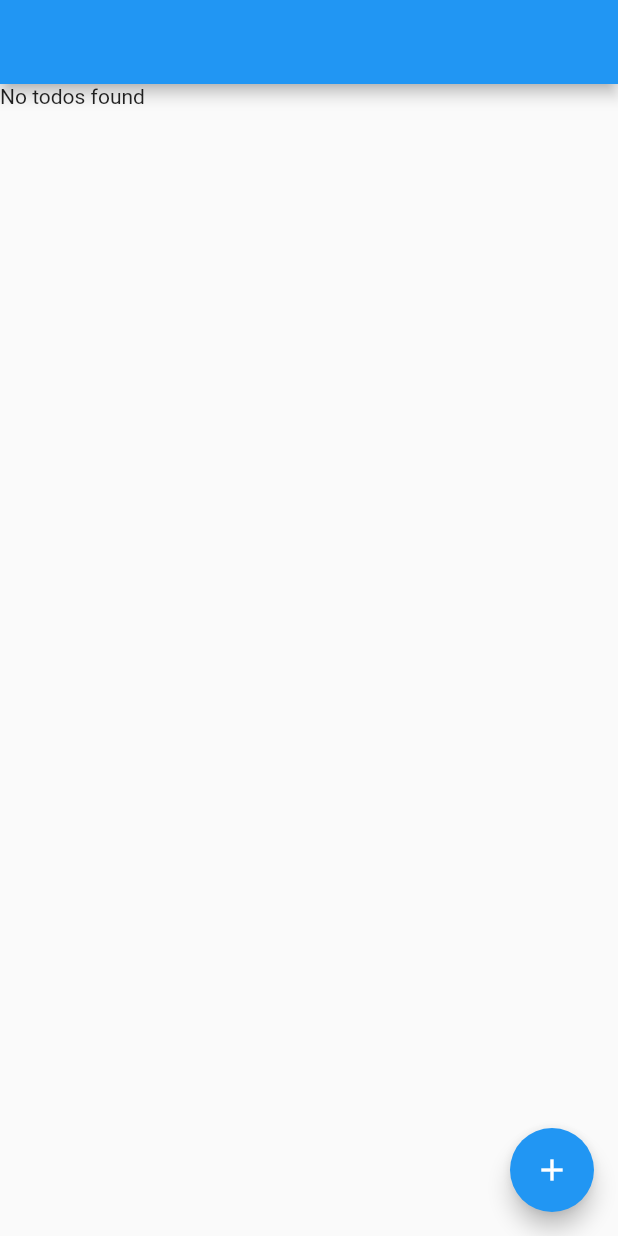
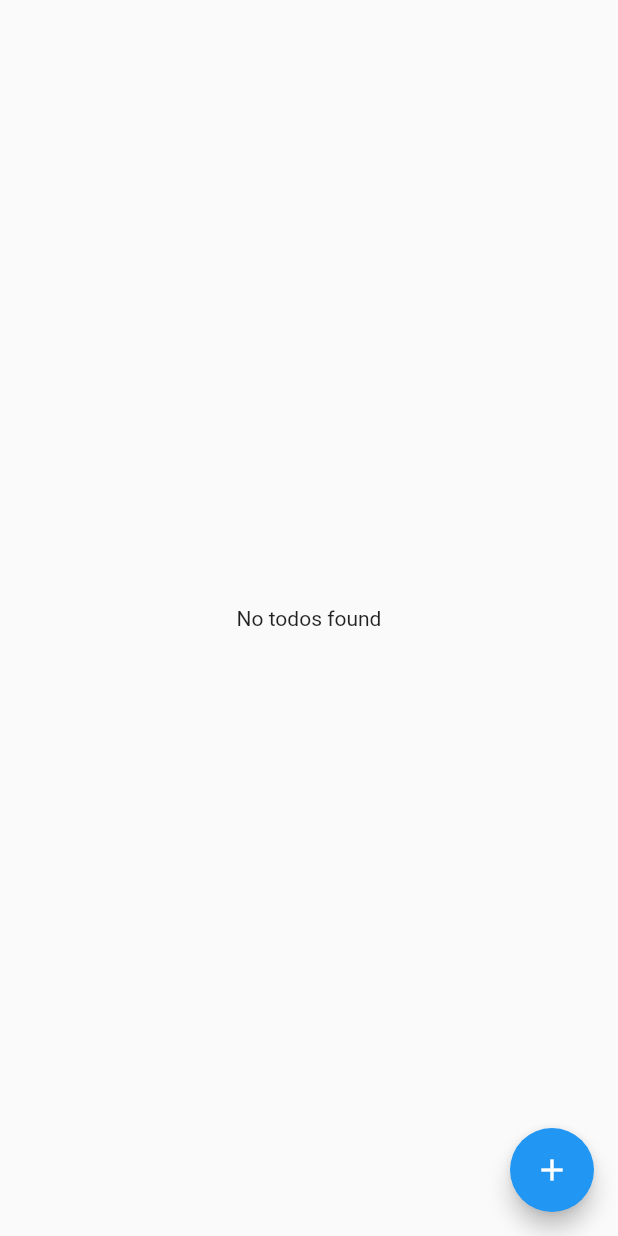
Before and after one commit to asmitzz/bloc_stream_task, a Flutter app: the screen it shows after launch, on a phone screen of 412 x 824 dp. Run offline on Flutter 3.47's test engine with Material 2 defaults, Android fonts, the phone set to English and light mode, and no system bars; our stand-ins replace bloc, flutter_bloc, rxdart.

Commit message:
completed task

```diff
--- a/lib/bloc/todos_bloc.dart
+++ b/lib/bloc/todos_bloc.dart
@@ -1,28 +1,42 @@
 import 'package:bloc/bloc.dart';
 import 'package:bloc_stream_task/model/todo_model.dart';
 import 'package:meta/meta.dart';
+import 'package:rxdart/rxdart.dart';
 
 part 'todos_event.dart';
 
 class TodosBloc extends Bloc<TodosEvent, List<TodosModel>> {
-  final List<TodosModel> _todos;
+  final _todosList = BehaviorSubject.seeded(<TodosModel>[]);
 
-  TodosBloc({required List<TodosModel> todos})
-      : _todos = todos,
-        super(todos) {
+  ValueStream<List<TodosModel>> get todos => _todosList.stream;
+
+  TodosBloc({required List<TodosModel> todos}) : super(todos) {
     on<AddTodos>(_onAddTodos);
     on<DeleteTodos>(_onDeleteTodos);
+    on<UpdateTodos>(_onUpdateTodos);
   }
 
   void _onAddTodos(AddTodos event, Emitter<List<TodosModel>> emit) {
     final currentTodos = state;
     currentTodos.add(event.newTodo);
-    emit(currentTodos);
+    _todosList.add(currentTodos);
   }
 
   void _onDeleteTodos(DeleteTodos event, Emitter<List<TodosModel>> emit) {
     final currentTodos = state;
     currentTodos.removeWhere((element) => element.id == event.todoId);
-    emit(currentTodos);
+    _todosList.add(currentTodos);
   }
+
+  void _onUpdateTodos(UpdateTodos event, Emitter<List<TodosModel>> emit) {
+    List<TodosModel> currentTodos = _todosList.value;
+    currentTodos = currentTodos.map((item) {
+      if (item.id == event.todoId) {
+        item.isComplete = !item.isComplete;
+      }
+      return item;
+    }).toList();
+    _todosList.add(currentTodos);
+  }
+
 }
--- a/lib/bloc/todos_event.dart
+++ b/lib/bloc/todos_event.dart
@@ -17,11 +17,11 @@ class AddTodos extends TodosEvent {
 }
 
 class UpdateTodos extends TodosEvent {
-  const UpdateTodos({required this.todos});
-  final List<TodosModel> todos;
+  const UpdateTodos({required this.todoId});
+  final String todoId;
 
   @override
-  List<Object> get props => [todos];
+  List<Object> get props => [todoId];
 }
 
 class DeleteTodos extends TodosEvent {
--- a/lib/main.dart
+++ b/lib/main.dart
@@ -12,22 +12,12 @@ class MyApp extends StatelessWidget {
 
   @override
   Widget build(BuildContext context) {
+    TodosBloc todoService = TodosBloc(todos: []);
     return BlocProvider(
-      create: (context) => TodosBloc(
-        todos: [],
-      ),
-      child: const MaterialApp(
-        home: TodoView(),
+      create: (context) => todoService,
+      child:  MaterialApp(
+        home: TodosPage(todoStream:todoService.todos),
       ),
     );
   }
 }
-
-class TodoView extends StatelessWidget {
-  const TodoView({Key? key}) : super(key: key);
-
-  @override
-  Widget build(BuildContext context) {
-    return const TodosPage();
-  }
-}
--- a/lib/view/todos_view.dart
+++ b/lib/view/todos_view.dart
@@ -2,37 +2,48 @@ import 'package:bloc_stream_task/bloc/todos_bloc.dart';
 import 'package:bloc_stream_task/model/todo_model.dart';
 import 'package:flutter/material.dart';
 import 'package:flutter_bloc/flutter_bloc.dart';
+import 'package:rxdart/rxdart.dart';
 
 class TodosPage extends StatelessWidget {
-  const TodosPage({Key? key}) : super(key: key);
+  const TodosPage({Key? key, required this.todoStream}) : super(key: key);
+  final ValueStream<List<TodosModel>> todoStream;
   @override
   Widget build(BuildContext context) {
     return SafeArea(
       child: Scaffold(
-        appBar: AppBar(),
-        body: BlocBuilder<TodosBloc, List<TodosModel>>(
-          builder: (context, todos) {
-            return todos.isEmpty
+        body: Center(
+          child: StreamBuilder(
+              stream: todoStream,
+              builder: (context, AsyncSnapshot<List<TodosModel>> snapshot) {
+                if (snapshot.hasError) {
+                  return const Text("Something went wrong");
+                }
+                if (snapshot.hasData) {
+                  final todos = snapshot.data;
+
+                  return (todos ?? []).isEmpty
                       ? const Text("No todos found")
                       : ListView.builder(
-                    itemCount: todos.length,
+                          itemCount: todos != null ? todos.length : 0,
                           itemBuilder: (context, index) {
-                      final todo = (todos)[index];
+                            final todo = (todos ?? [])[index];
                             return Card(
                               margin: const EdgeInsets.all(16.0),
                               child: Padding(
                                 padding: const EdgeInsets.all(16.0),
                                 child: Row(
-                            mainAxisAlignment: MainAxisAlignment.spaceBetween,
+                                  mainAxisAlignment:
+                                      MainAxisAlignment.spaceBetween,
                                   children: [
                                     Checkbox(
                                         value: todo.isComplete,
-                                onChanged: (value) => {},
-                              ),
+                                        onChanged: (value) =>
+                                            BlocProvider.of<TodosBloc>(context)
+                                                .add(UpdateTodos(todoId: todo.id))),
                                     Text(todo.title),
                                     IconButton(
-                                  onPressed: () =>
-                                      BlocProvider.of<TodosBloc>(context)
+                                        onPressed: () => BlocProvider.of<
+                                                TodosBloc>(context)
                                             .add(DeleteTodos(todoId: todo.id)),
                                         icon: const Icon(Icons.delete))
                                   ],
@@ -40,7 +51,9 @@ class TodosPage extends StatelessWidget {
                               ),
                             );
                           });
-          },
+                }
+                return const CircularProgressIndicator();
+              }),
         ),
         floatingActionButton: FloatingActionButton(
           onPressed: () => BlocProvider.of<TodosBloc>(context).add(AddTodos(
--- a/pubspec.yaml
+++ b/pubspec.yaml
@@ -35,6 +35,7 @@ dependencies:
   # Use with the CupertinoIcons class for iOS style icons.
   cupertino_icons: ^1.0.2
   flutter_bloc: ^8.0.1
+  rxdart: ^0.27.3
 
 dev_dependencies:
   flutter_test:
```
Also changed, not shown: pubspec.lock. Lines whose indentation alone changed are shown as unchanged.
